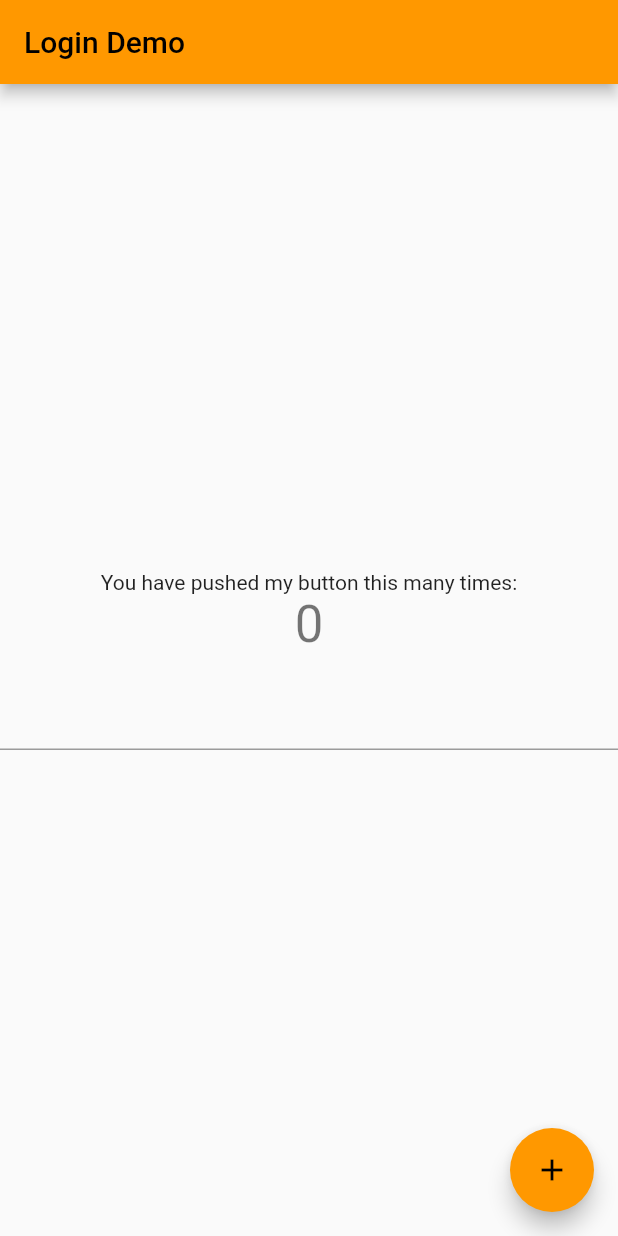
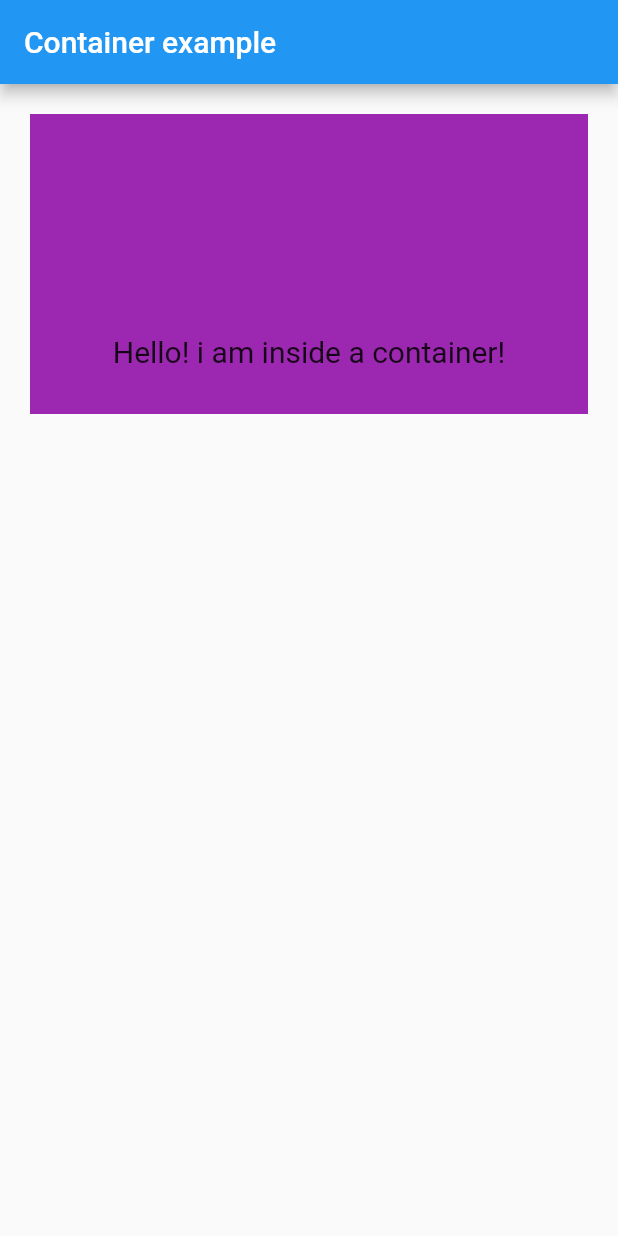
Before and after one commit to azamfauzi/myfamily, a Flutter app: the screen it shows after launch, on a phone screen of 412 x 824 dp. Run offline on Flutter 3.47's test engine with Material 2 defaults, Android fonts, the phone set to English and light mode, and no system bars.

```diff
--- a/analysis_options.yaml
+++ b/analysis_options.yaml
@@ -22,6 +22,7 @@ linter:
   # `// ignore_for_file: name_of_lint` syntax on the line or in the file
   # producing the lint.
   rules:
+    prefer_const_constructors : false
     # avoid_print: false  # Uncomment to disable the `avoid_print` rule
     # prefer_single_quotes: true  # Uncomment to enable the `prefer_single_quotes` rule
 
--- a/lib/main.dart
+++ b/lib/main.dart
@@ -44,7 +44,30 @@ class MyHomePage extends StatefulWidget {
   final String title;
 
   @override
-  State<MyHomePage> createState() => _MyHomePageState();
+  State<MyHomePage> createState() => _MyHomePageStatenNew();
+}
+
+class _MyHomePageStatenNew extends State<MyHomePage> {
+  @override
+  Widget build(BuildContext context) {
+    return MaterialApp(
+      home: Scaffold(
+        appBar: AppBar(
+          title: const Text("Container example"),
+        ),
+        body: Container(
+          height: 200,
+          width: double.infinity,
+          color: Colors.purple,
+          alignment: Alignment.bottomCenter,
+          margin: const EdgeInsets.all(20),
+          padding: const EdgeInsets.all(30),
+          child: const Text("Hello! i am inside a container!",
+              style: TextStyle(fontSize: 20)),
+        ),
+      ),
+    );
+  }
 }
 
 class _MyHomePageState extends State<MyHomePage> {
@@ -69,6 +92,7 @@ class _MyHomePageState extends State<MyHomePage> {
     // The Flutter framework has been optimized to make rerunning build methods
     // fast, so that you can just rebuild anything that needs updating rather
     // than having to individually change instances of widgets.
+
     return Scaffold(
       appBar: AppBar(
         // Here we take the value from the MyHomePage object that was created by
@@ -103,11 +127,15 @@ class _MyHomePageState extends State<MyHomePage> {
               style: Theme.of(context).textTheme.headline4,
             ),
             TextField(
-              style: Theme.of(context).textTheme.headline4,
+              decoration: InputDecoration(
+                border: OutlineInputBorder(),
+                hintText: 'Enter a search term',
+              ),
             )
           ],
         ),
       ),
+
       floatingActionButton: FloatingActionButton(
         onPressed: _incrementCounter,
         tooltip: 'Increment',
```
